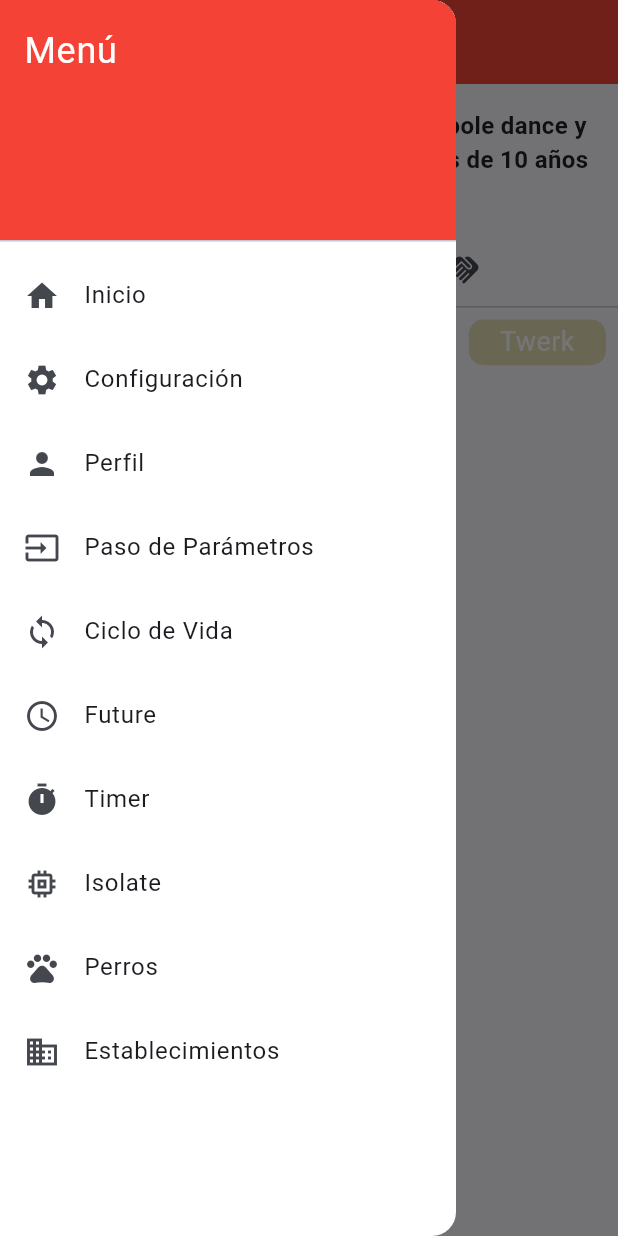
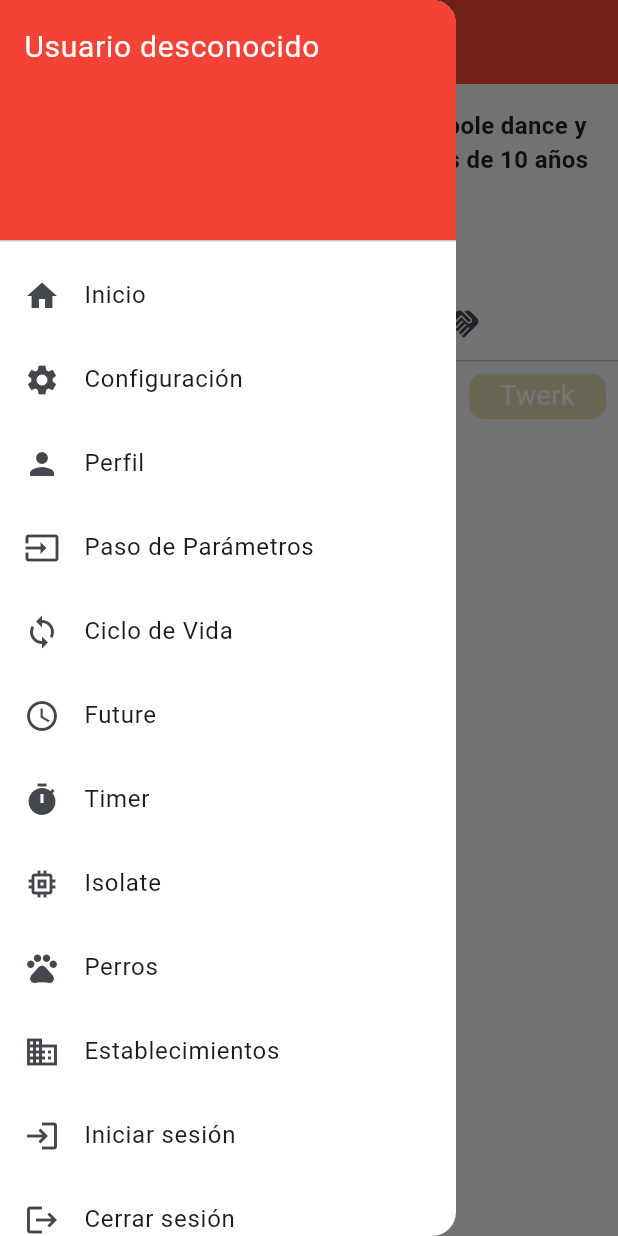
Before and after one commit to Jcamiloag/Proyecto_moviles, a Flutter app: the screen it shows after launch, with the side drawer open, on a phone screen of 412 x 824 dp. Run offline on Flutter 3.47's test engine with Material 3 defaults, Android fonts, the phone set to English and light mode, and no system bars; our stand-ins replace flutter_dotenv, go_router, image_picker, shared_preferences; accounts and stored records are empty.

Commit message:
Se agrego login

```diff
--- /dev/null
+++ b/lib/models/user.dart
@@ -0,0 +1,15 @@
+class User {
+  final int id;
+  final String name;
+  final String email;
+
+  User({required this.id, required this.name, required this.email});
+
+  //* convierte un objeto JSON a un objeto User
+  factory User.fromJson(Map<String, dynamic> json) =>
+      User(id: json['id'], name: json['name'], email: json['email']);
+
+  //* convierte un objeto User a un objeto JSON
+  //* se usa para enviar el objeto a la API
+  Map<String, dynamic> toJson() => {'id': id, 'name': name, 'email': email};
+}
--- a/lib/routes/app_router.dart
+++ b/lib/routes/app_router.dart
@@ -1,5 +1,7 @@
 import 'package:go_router/go_router.dart';
 import 'package:flutter/material.dart';
+import 'package:hola_mundo/views/auth/login_page.dart';
+import 'package:hola_mundo/views/auth/register_page.dart';
 import 'package:hola_mundo/views/establecimientos/establecimiento_list_view.dart';
 
 // Vistas generales
@@ -110,5 +112,16 @@ final GoRouter appRouter = GoRouter(
       path: '/establecimientos/create',
       builder: (context, state) => const EstablecimientoCreateView(),
 ),
+    //!Ruta para autenticacion
+    GoRoute(
+      path: '/login',
+      name: 'login',
+      builder: (context, state) => const LoginPage(),
+    ),
+    GoRoute(
+      path: '/register',
+      name: 'register',
+      builder: (context, state) => const RegisterPage(),
+    ),
   ],
 );
--- a/lib/views/custom_drawer.dart
+++ b/lib/views/custom_drawer.dart
@@ -1,8 +1,37 @@
 import 'package:flutter/material.dart';
 import 'package:go_router/go_router.dart';
+import 'package:hola_mundo/services/auth_service.dart';
+import 'package:hola_mundo/models/user.dart';
 
-class CustomDrawer extends StatelessWidget {
+class CustomDrawer extends StatefulWidget {
   const CustomDrawer({super.key});
+
+  State<CustomDrawer> createState() => _CustomDrawerState();
+}
+
+class _CustomDrawerState extends State<CustomDrawer> {
+  //?  Variable para almacenar el usuario actual
+  User? user;
+  //
+
+  @override
+  void initState() {
+    super.initState();
+    //* Carga el usuario al iniciar el estado
+    //* Se utiliza Future.delayed para asegurarse de que la carga del usuario se realice después de que el widget se haya construido completamente.
+    Future.delayed(Duration.zero, () {
+      _loadUser();
+    });
+  }
+
+  Future<void> _loadUser() async {
+    //** Obtiene el usuario actual utilizando el servicio de autenticación
+    //** y actualiza el estado del widget con la información del usuario.
+    final u = await AuthService().getUser();
+    setState(() {
+      user = u;
+    });
+  }
 
   @override
   Widget build(BuildContext context) {
@@ -14,14 +43,19 @@ class CustomDrawer extends StatelessWidget {
             decoration: BoxDecoration(
               color: Colors.red, // Color primario de la aplicación
             ),
-            child: const Text(
-              'Menú',
-              style: TextStyle(
-                color:
-                    Colors
-                        .white, // Texto blanco para contrastar con el color primario
-                fontSize: 24,
-              ),
+            child: Column(
+              crossAxisAlignment: CrossAxisAlignment.start,
+              children: [
+                Text(
+                  user?.name ?? 'Usuario desconocido',
+                  style: const TextStyle(color: Colors.white, fontSize: 20),
+                ),
+                const SizedBox(height: 4),
+                Text(
+                  user?.email ?? '',
+                  style: const TextStyle(color: Colors.white70, fontSize: 14),
+                ),
+              ],
             ),
           ),
           ListTile(
@@ -116,6 +150,37 @@ class CustomDrawer extends StatelessWidget {
               context.push('/establecimientos');
             },
           ),
+          //! ruta para logout y login
+          ListTile(
+            leading: const Icon(Icons.login),
+            title: const Text('Iniciar sesión'),
+            onTap: () {
+              context.goNamed('login');
+              Navigator.pop(context); // Cierra el Drawer
+            },
+          ),
+          ListTile(
+            leading: Icon(Icons.logout),
+            title: Text('Cerrar sesión'),
+            onTap: () async {
+              final token = await AuthService().getToken();
+
+              if (token != null) {
+                await AuthService().logout();
+
+                if (!context.mounted) {
+                  return;
+                }
+                context.go('/login');
+              } else {
+                if (!context.mounted) return;
+                Navigator.pop(context); // Cierra el drawer
+                ScaffoldMessenger.of(context).showSnackBar(
+                  const SnackBar(content: Text('No hay sesión activa.')),
+                );
+              }
+            },
+          ),
         ],
       ),
     );
--- a/lib/views/home_view.dart
+++ b/lib/views/home_view.dart
@@ -1,5 +1,6 @@
 import 'package:flutter/material.dart';
 import 'package:hola_mundo/views/base_view.dart';
+import 'package:hola_mundo/services/auth_service.dart'; // Asegúrate de tener el import correcto para AuthService
 
 class HomeView extends StatelessWidget {
   const HomeView({super.key});
@@ -25,6 +26,34 @@ class HomeView extends StatelessWidget {
                 ),
               ),
             ),
+
+            // FutureBuilder que muestra el token
+            FutureBuilder<String?>(
+              future: AuthService().getToken(),
+              builder: (context, snapshot) {
+                if (snapshot.connectionState == ConnectionState.waiting) {
+                  return const CircularProgressIndicator();
+                }
+
+                if (snapshot.hasError) {
+                  return const Text('Error al cargar token');
+                }
+
+                final token = snapshot.data;
+                return Padding(
+                  padding: const EdgeInsets.symmetric(horizontal: 16.0, vertical: 8.0),
+                  child: Text(
+                    'Token: ${token ?? "No hay token"}',
+                    style: const TextStyle(
+                      fontSize: 14,
+                      fontWeight: FontWeight.w500,
+                    ),
+                    textAlign: TextAlign.center,
+                  ),
+                );
+              },
+            ),
+
             // TabBar
             const TabBar(
               tabs: <Widget>[
@@ -32,6 +61,7 @@ class HomeView extends StatelessWidget {
                 Tab(icon: Icon(Icons.handshake)),
               ],
             ),
+
             // Contenido de las pestañas
             Expanded(
               child: TabBarView(
@@ -42,9 +72,8 @@ class HomeView extends StatelessWidget {
                   ]),
 
                   // Segunda pestaña de saludo
-
                   Image.asset(
-                    ('assets/images/imagen_1.jpg'),
+                    'assets/images/imagen_1.jpg',
                     width: 200,
                     height: 200,
                     fit: BoxFit.cover,
@@ -75,7 +104,7 @@ class GridViewBuilder extends StatelessWidget {
           crossAxisCount: 4, // 1 columna
           crossAxisSpacing: 10,
           mainAxisSpacing: 10,
-          childAspectRatio: 3.0, // Relación de aspecto
+          childAspectRatio: 3.0,
         ),
         itemBuilder: (context, index) {
           return Container(
@@ -85,7 +114,7 @@ class GridViewBuilder extends StatelessWidget {
             ),
             child: Center(
               child: Text(
-                items[index], // *Ahora los nombres son personalizados*
+                items[index],
                 style: const TextStyle(color: Colors.white, fontSize: 18),
                 textAlign: TextAlign.center,
               ),
--- a/pubspec.yaml
+++ b/pubspec.yaml
@@ -38,6 +38,7 @@ dependencies:
   flutter_dotenv: ^5.2.1
   http: ^1.3.0
   image_picker: ^1.1.2
+  shared_preferences: ^2.5.3
 
 dev_dependencies:
   flutter_test:
```
Also changed, not shown: lib/services/auth_service.dart (added, +110 -0 lines), lib/views/auth/login_page.dart (added, +118 -0 lines), lib/views/auth/register_page.dart (added, +124 -0 lines), pubspec.lock, 1 other file.
